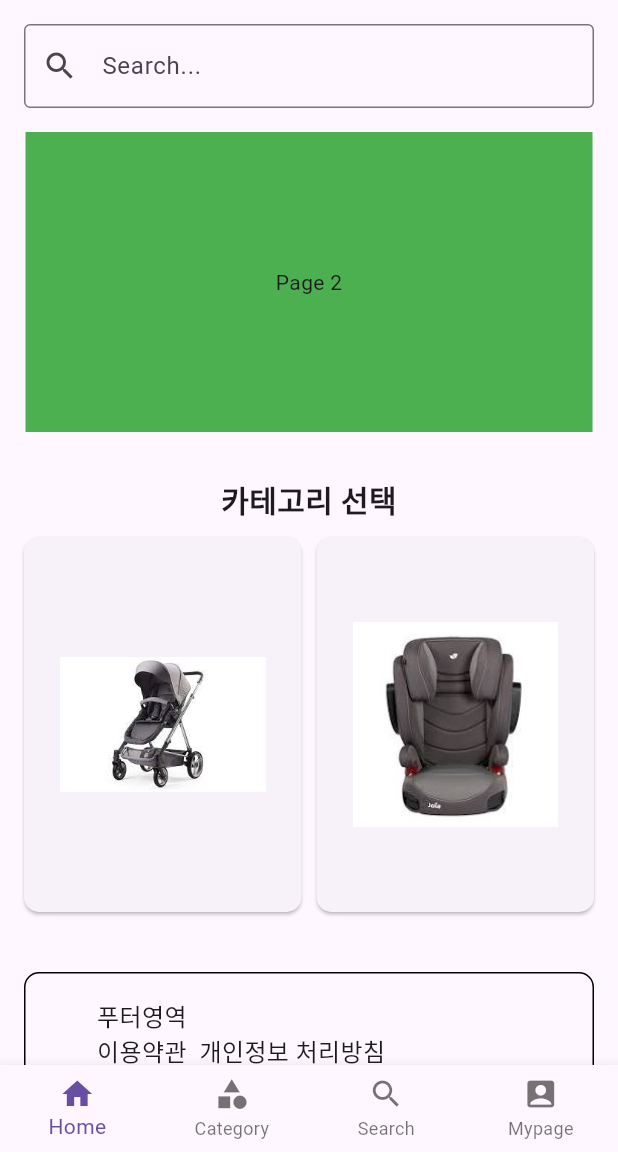
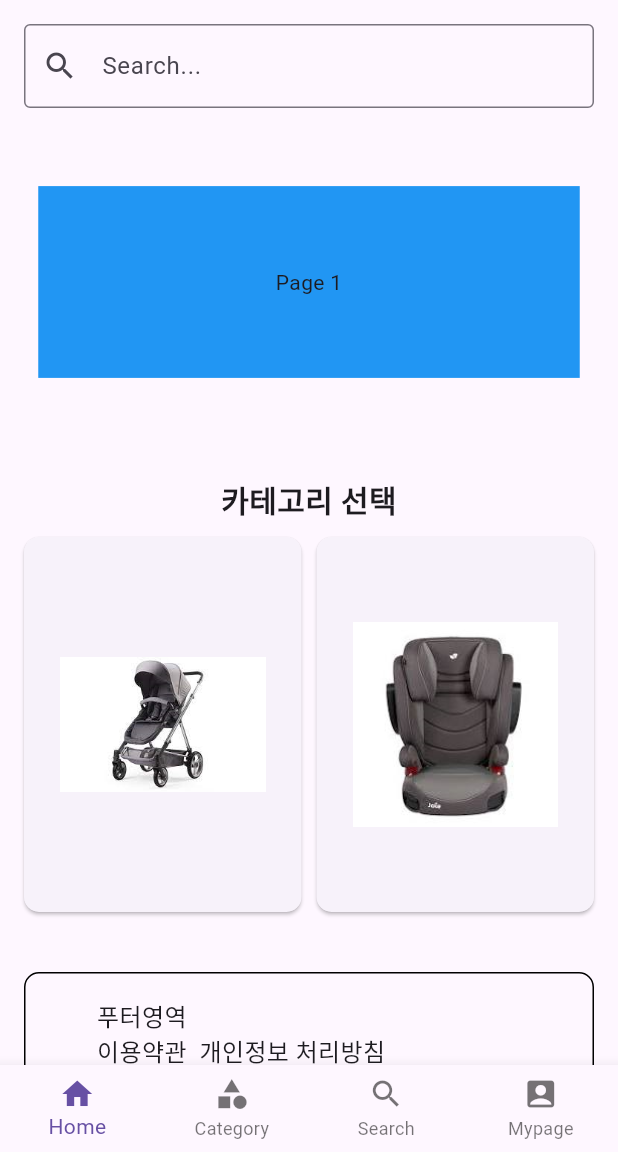
Before and after one commit to hahnjihoon/moby, a Flutter app: the screen it shows after launch, on a phone screen of 412 x 824 dp, the part 84-1236 px from its top. Run offline on Flutter 3.47's test engine with Material 3 defaults, Android fonts, the phone set to English and light mode, and no system bars; drawn by our look-alikes of carousel_slider; our stand-ins replace flutter_html, fluttertoast, webview_flutter.

Commit message:
롤링배너

```diff
--- a/lib/common/rolling_banner.dart
+++ b/lib/common/rolling_banner.dart
@@ -1,5 +1,5 @@
-import 'dart:async';
 import 'package:flutter/material.dart';
+import 'package:carousel_slider/carousel_slider.dart';
 
 class RollingBanner extends StatefulWidget {
   @override
@@ -7,63 +7,46 @@ class RollingBanner extends StatefulWidget {
 }
 
 class _RollingBannerState extends State<RollingBanner> {
-  late PageController _pageController;
   int _currentPage = 0;
-  late Timer _timer;
-
-  @override
-  void initState() {
-    super.initState();
-    _pageController = PageController(initialPage: _currentPage);
-
-    // 타이머를 사용하여 페이지 자동 슬라이딩
-    _timer = Timer.periodic(Duration(seconds: 3), (Timer timer) {
-      _currentPage++; // 다음 페이지로 이동
-      if (_currentPage >= 3) {
-        _currentPage = 0; // 마지막 페이지인 경우 첫 번째 페이지로 이동
-        _pageController.jumpToPage(0); // 페이지를 첫 번째 페이지로 이동
-      } else {
-        _pageController.nextPage(duration: Duration(milliseconds: 500), curve: Curves.easeInOut); // 다음 페이지로 이동
-      }
-    });
-  }
-
-  @override
-  void dispose() {
-    _pageController.dispose();
-    _timer.cancel();
-    super.dispose();
-  }
+  final CarouselController _controller = CarouselController();
 
   @override
   Widget build(BuildContext context) {
     return Container(
       height: 200, // 세로 길이 설정
-      margin: EdgeInsets.symmetric(horizontal: 13), // 좌우 여백 설정
-      child: PageView(
-        controller: _pageController,
-        onPageChanged: (int page) {
-          setState(() {
-            _currentPage = page;
-          });
-        },
-        children: [
+      margin: EdgeInsets.symmetric(horizontal: 1), // 좌우 여백 설정
+      child: CarouselSlider(
+        items: [
           Container(
-            margin: EdgeInsets.symmetric(horizontal: 4), // 페이지 간 여백 조절
+            margin: EdgeInsets.symmetric(horizontal: 4),
             color: Colors.blue,
             child: Center(child: Text('Page 1')),
           ),
           Container(
-            margin: EdgeInsets.symmetric(horizontal: 4), // 페이지 간 여백 조절
+            margin: EdgeInsets.symmetric(horizontal: 4),
             color: Colors.green,
             child: Center(child: Text('Page 2')),
           ),
           Container(
-            margin: EdgeInsets.symmetric(horizontal: 4), // 페이지 간 여백 조절
+            margin: EdgeInsets.symmetric(horizontal: 4),
             color: Colors.orange,
             child: Center(child: Text('Page 3')),
           ),
         ],
+        options: CarouselOptions(
+          onPageChanged: (index, _) {
+            setState(() {
+              _currentPage = index;
+            });
+          },
+          autoPlay: true,
+          autoPlayInterval: Duration(seconds: 1), // 자동 슬라이딩 간격을 1초로 설정
+          enlargeCenterPage: true,
+          aspectRatio: 29 / 9,
+          viewportFraction: 0.9,
+          initialPage: _currentPage,
+        ),
+        carouselController: _controller,
       ),
     );
   }
--- a/pubspec.yaml
+++ b/pubspec.yaml
@@ -38,6 +38,7 @@ dependencies:
   change_app_package_name: ^1.1.0
   webview_flutter: ^4.7.0
   flutter_html: ^3.0.0-beta.2
+  carousel_slider: ^4.0.0
 
 dev_dependencies:
   flutter_test:
@@ -52,6 +53,7 @@ dev_dependencies:
   flutter_launcher_icons: ^0.13.1
   fluttertoast: ^8.0.9
   flutter_native_splash: ^2.3.1
+  carousel_slider: ^4.0.0
 
 flutter_launcher_icons:
   android: launcher_icon
```
Also changed, not shown: lib/zone/rolling_banner_test.dart (added, +70 -0 lines), pubspec.lock.
